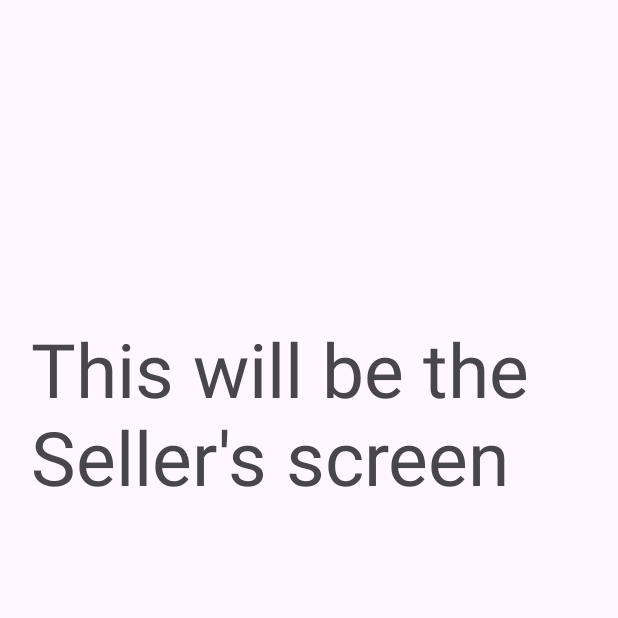
After one commit to carmeliomri/localmarketbagroot, an Android app: the SellerActivity screen opened directly, with no data from a screen before it, on a phone screen of 412 x 824 dp, the top half of it. The commit adds this screen. Run offline under Robolectric (Android 15) with nearby library versions, the phone set to English and light mode, and no system bars.

Commit message:
Added Seller activity, button sending to it works

```diff
--- a/app/src/main/AndroidManifest.xml
+++ b/app/src/main/AndroidManifest.xml
@@ -13,6 +13,9 @@
         android:theme="@style/Theme.LocalMarketBagroot"
         tools:targetApi="31">
         <activity
+            android:name=".SellerActivity"
+            android:exported="false" />
+        <activity
             android:name=".CustomerActivity"
             android:exported="false" />
         <activity
--- a/app/src/main/java/com/example/localmarketbagroot/MainActivity.java
+++ b/app/src/main/java/com/example/localmarketbagroot/MainActivity.java
@@ -71,6 +71,7 @@ public class MainActivity extends AppCompatActivity {
             }
         }
     });
+
     @Override
     protected void onCreate(Bundle savedInstanceState) {
         super.onCreate(savedInstanceState);
--- /dev/null
+++ b/app/src/main/java/com/example/localmarketbagroot/SellerActivity.java
@@ -0,0 +1,24 @@
+package com.example.localmarketbagroot;
+
+import android.os.Bundle;
+
+import androidx.activity.EdgeToEdge;
+import androidx.appcompat.app.AppCompatActivity;
+import androidx.core.graphics.Insets;
+import androidx.core.view.ViewCompat;
+import androidx.core.view.WindowInsetsCompat;
+
+public class SellerActivity extends AppCompatActivity {
+
+    @Override
+    protected void onCreate(Bundle savedInstanceState) {
+        super.onCreate(savedInstanceState);
+        EdgeToEdge.enable(this);
+        setContentView(R.layout.activity_seller);
+        ViewCompat.setOnApplyWindowInsetsListener(findViewById(R.id.main), (v, insets) -> {
+            Insets systemBars = insets.getInsets(WindowInsetsCompat.Type.systemBars());
+            v.setPadding(systemBars.left, systemBars.top, systemBars.right, systemBars.bottom);
+            return insets;
+        });
+    }
+}
--- /dev/null
+++ b/app/src/main/res/layout/activity_seller.xml
@@ -0,0 +1,21 @@
+<?xml version="1.0" encoding="utf-8"?>
+<androidx.constraintlayout.widget.ConstraintLayout xmlns:android="http://schemas.android.com/apk/res/android"
+    xmlns:app="http://schemas.android.com/apk/res-auto"
+    xmlns:tools="http://schemas.android.com/tools"
+    android:id="@+id/main"
+    android:layout_width="match_parent"
+    android:layout_height="match_parent"
+    tools:context=".SellerActivity">
+
+    <TextView
+        android:id="@+id/textView"
+        android:layout_width="371dp"
+        android:layout_height="174dp"
+        android:text="This will be the Seller's screen"
+        android:textSize="50sp"
+        app:layout_constraintBottom_toBottomOf="parent"
+        app:layout_constraintEnd_toEndOf="parent"
+        app:layout_constraintStart_toStartOf="parent"
+        app:layout_constraintTop_toTopOf="parent"
+        app:layout_constraintVertical_bias="0.326" />
+</androidx.constraintlayout.widget.ConstraintLayout>
```
Also changed, not shown: app/src/main/java/com/example/localmarketbagroot/CustomerActivity.java (+30 -0 lines), app/src/main/res/layout/activity_customer.xml (+8 -0 lines), app/src/main/res/layout/activity_main.xml (+14 -0 lines).
